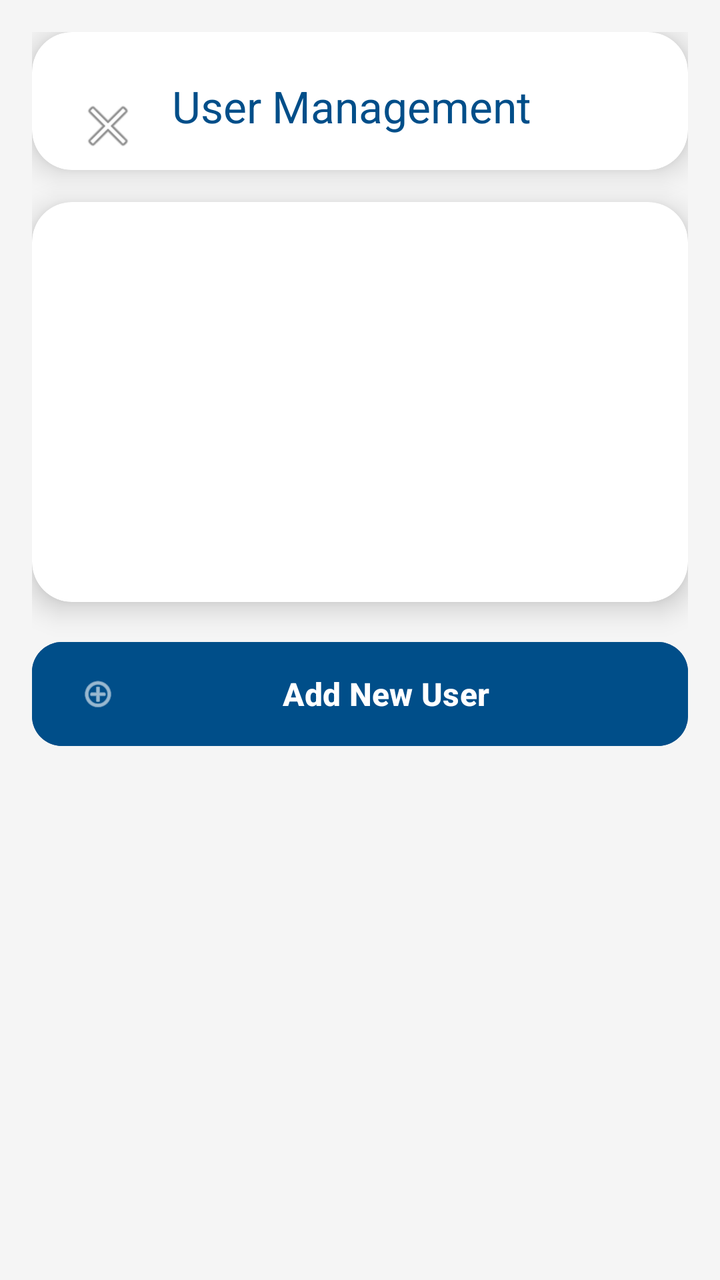
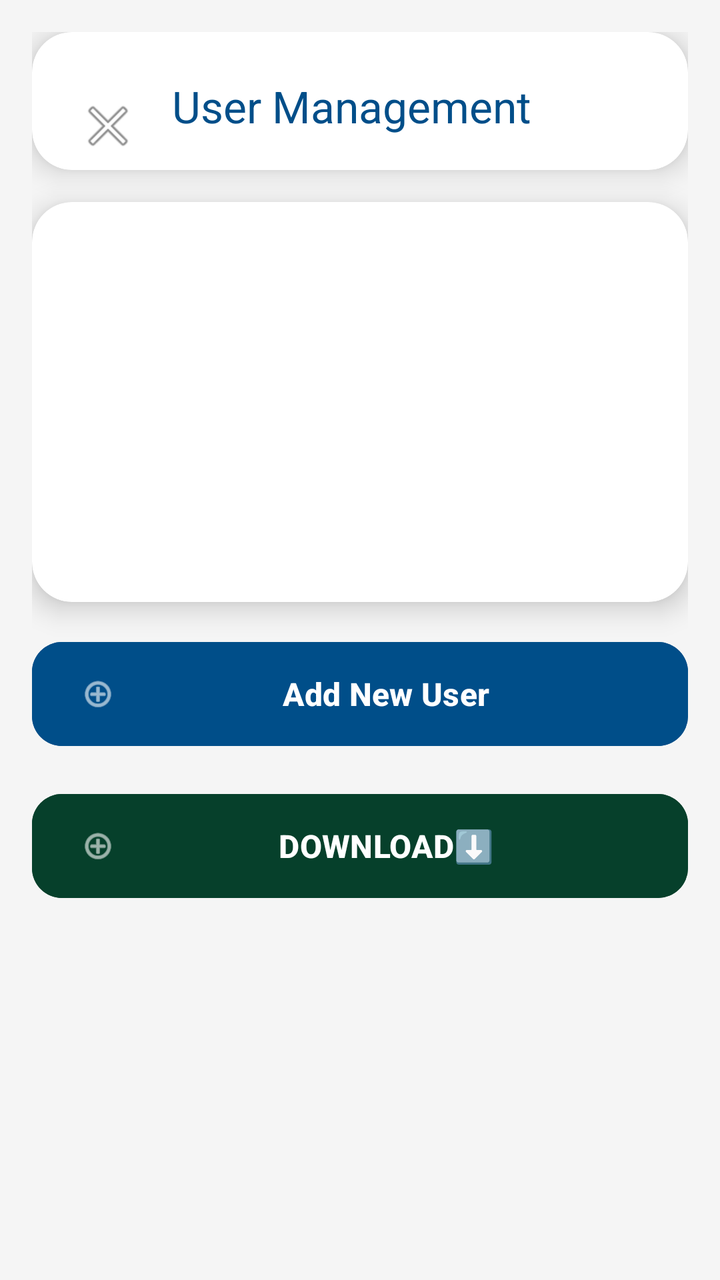

Two renders of the same Android screen: before a commit and after it. Below are the layout's source before the change and the commit's diff.
<!-- AndroidManifest.xml: application theme Theme.QuickyPay -->
<!-- res/layout/activity_user_management.xml -->
<?xml version="1.0" encoding="utf-8"?>
<ScrollView
    xmlns:android="http://schemas.android.com/apk/res/android"
    xmlns:app="http://schemas.android.com/apk/res-auto"
    android:id="@+id/main"
    android:layout_width="match_parent"
    android:layout_height="match_parent"
    android:background="#F5F5F5"
    android:fillViewport="true">

    <LinearLayout
        android:layout_width="match_parent"
        android:layout_height="wrap_content"
        android:orientation="vertical"
        android:padding="16dp">

        
        <androidx.cardview.widget.CardView
            android:layout_width="match_parent"
            android:layout_height="wrap_content"
            android:layout_marginBottom="16dp"
            app:cardCornerRadius="20dp"
            app:cardElevation="8dp"
            app:cardBackgroundColor="@android:color/white">

            <androidx.appcompat.widget.Toolbar
                android:id="@+id/toolbar"
                android:layout_width="match_parent"
                android:layout_height="?attr/actionBarSize"
                android:padding="10dp"
                android:layout_marginTop="5dp"
                app:title="User Management"
                app:titleTextColor="#004E89"
                app:navigationIcon="@android:drawable/ic_menu_close_clear_cancel"
                app:navigationIconTint="#004E89" />

        </androidx.cardview.widget.CardView>

        
        <androidx.cardview.widget.CardView
            android:layout_width="match_parent"
            android:layout_height="wrap_content"
            android:layout_marginBottom="16dp"
            app:cardCornerRadius="20dp"
            app:cardElevation="8dp"
            app:cardBackgroundColor="@android:color/white">

            <FrameLayout
                android:layout_width="match_parent"
                android:layout_height="wrap_content"
                android:padding="16dp"
                android:minHeight="200dp">

                
                <androidx.recyclerview.widget.RecyclerView
                    android:id="@+id/userRecyclerView"
                    android:layout_width="match_parent"
                    android:layout_height="match_parent"
                    android:clipToPadding="false"
                    android:scrollbars="vertical"
                    android:visibility="visible" />

                
                <LinearLayout
                    android:id="@+id/emptyUserState"
                    android:layout_width="match_parent"
                    android:layout_height="match_parent"
                    android:orientation="vertical"
                    android:gravity="center"
                    android:visibility="gone">

                    <ImageView
                        android:layout_width="80dp"
                        android:layout_height="80dp"
                        android:src="@android:drawable/ic_menu_info_details"
                        android:contentDescription="No users icon"
                        app:tint="#666666" />

                    <TextView
                        android:layout_width="wrap_content"
                        android:layout_height="wrap_content"
                        android:text="No Users Found"
                        android:textSize="18sp"
                        android:textStyle="bold"
                        android:textColor="#004E89"
                        android:layout_marginTop="12dp" />

                    <TextView
                        android:layout_width="wrap_content"
                        android:layout_height="wrap_content"
                        android:text="Add a new user to get started."
                        android:textSize="14sp"
                        android:textColor="#666666"
                        android:layout_marginTop="8dp" />

                </LinearLayout>

            </FrameLayout>
        </androidx.cardview.widget.CardView>

        
        <Button
            android:id="@+id/btnAddUser"
            android:layout_width="match_parent"
            android:layout_height="60dp"
            android:layout_marginBottom="16dp"
            android:text="Add New User"
            android:textSize="16sp"
            android:textStyle="bold"
            android:backgroundTint="#004E89"
            android:textColor="@android:color/white"
            app:cornerRadius="15dp"
            app:icon="@android:drawable/ic_menu_add"
            app:iconTint="@android:color/white"
            app:iconGravity="start" />

        
        <LinearLayout
            android:id="@+id/userDetailsContainer"
            android:layout_width="match_parent"
            android:layout_height="wrap_content"
            android:orientation="vertical"
            android:padding="16dp"
            android:visibility="gone">

            <TextView
                android:layout_width="wrap_content"
                android:layout_height="wrap_content"
                android:text="Name:"
                android:textSize="14sp"
                android:textStyle="bold"
                android:textColor="#004E89" />

            <TextView
                android:id="@+id/tvDetailName"
                android:layout_width="wrap_content"
                android:layout_height="wrap_content"
                android:textSize="16sp"
                android:textColor="#666666"
                android:layout_marginBottom="12dp" />

            <TextView
                android:layout_width="wrap_content"
                android:layout_height="wrap_content"
                android:text="Email:"
                android:textSize="14sp"
                android:textStyle="bold"
                android:textColor="#004E89" />

            <TextView
                android:id="@+id/tvDetailEmail"
                android:layout_width="wrap_content"
                android:layout_height="wrap_content"
                android:textSize="16sp"
                android:textColor="#666666"
                android:layout_marginBottom="12dp" />

            <TextView
                android:id="@+id/tvPasswordLabel"
                android:layout_width="wrap_content"
                android:layout_height="wrap_content"
                android:text="Password:"
                android:textSize="14sp"
                android:textStyle="bold"
                android:textColor="#004E89" />

            <TextView
                android:id="@+id/tvDetailPassword"
                android:layout_width="wrap_content"
                android:layout_height="wrap_content"
                android:textSize="16sp"
                android:textColor="#666666" />

        </LinearLayout>

    </LinearLayout>
</ScrollView>
<!-- resources referenced by this layout -->
<resources>
  <style name="Theme.QuickyPay" parent="Base.Theme.QuickyPay" />
  <style name="Base.Theme.QuickyPay" parent="Theme.Material3.DayNight.NoActionBar">
          
          
      </style>
</resources>

<!-- the commit's change to res/layout/activity_user_management.xml (unified diff, before → after) -->
@@ -114,6 +114,21 @@
             app:iconTint="@android:color/white"
             app:iconGravity="start" />
 
+        <Button
+            android:id="@+id/btnReport"
+            android:layout_width="match_parent"
+            android:layout_height="60dp"
+            android:layout_marginBottom="16dp"
+            android:text="DOWNLOAD⬇️"
+            android:textSize="16sp"
+            android:textStyle="bold"
+            android:backgroundTint="#06402B"
+            android:textColor="@android:color/white"
+            app:cornerRadius="15dp"
+            app:icon="@android:drawable/ic_menu_add"
+            app:iconTint="@android:color/white"
+            app:iconGravity="start" />
+
         
         <LinearLayout
             android:id="@+id/userDetailsContainer"
